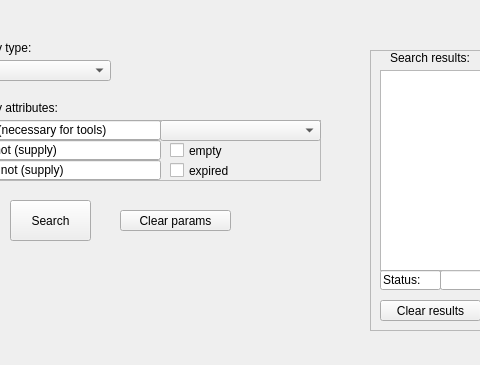
The window that pages_ui/search.ui (IncandelaLab/SharedUI) describes before a commit, drawn with Qt 5; both pictures show x 100 to 580 and y 340 to 705 of the 1097 by 705 pixel window.
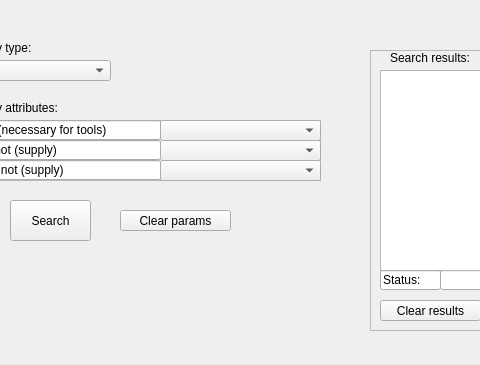
The same window after the commit.

Commit message: Fix tool/supply search criteria

What changed in the file:
```diff
--- a/pages_ui/search.ui
+++ b/pages_ui/search.ui
@@ -849,22 +849,6 @@
    <property name="frameShadow">
     <enum>QFrame::Raised</enum>
    </property>
-   <widget class="QCheckBox" name="ckEmpty">
-    <property name="enabled">
-     <bool>true</bool>
-    </property>
-    <property name="geometry">
-     <rect>
-      <x>230</x>
-      <y>20</y>
-      <width>71</width>
-      <height>21</height>
-     </rect>
-    </property>
-    <property name="text">
-     <string>empty</string>
-    </property>
-   </widget>
    <widget class="QComboBox" name="cbInstitutionTool">
     <property name="geometry">
      <rect>
@@ -991,21 +975,61 @@
      <bool>true</bool>
     </property>
    </widget>
-   <widget class="QCheckBox" name="ckExpired">
-    <property name="enabled">
-     <bool>true</bool>
+   <widget class="QComboBox" name="cbEmpty">
+    <property name="geometry">
+     <rect>
+      <x>220</x>
+      <y>20</y>
+      <width>161</width>
+      <height>21</height>
+     </rect>
     </property>
+    <property name="currentIndex">
+     <number>0</number>
+    </property>
+    <item>
+     <property name="text">
+      <string/>
+     </property>
+    </item>
+    <item>
+     <property name="text">
+      <string>not empty</string>
+     </property>
+    </item>
+    <item>
+     <property name="text">
+      <string>empty</string>
+     </property>
+    </item>
+   </widget>
+   <widget class="QComboBox" name="cbExpired">
     <property name="geometry">
      <rect>
-      <x>230</x>
+      <x>220</x>
       <y>40</y>
-      <width>71</width>
+      <width>161</width>
       <height>21</height>
      </rect>
     </property>
-    <property name="text">
-     <string>expired</string>
+    <property name="currentIndex">
+     <number>0</number>
     </property>
+    <item>
+     <property name="text">
+      <string/>
+     </property>
+    </item>
+    <item>
+     <property name="text">
+      <string>not expired</string>
+     </property>
+    </item>
+    <item>
+     <property name="text">
+      <string>expired</string>
+     </property>
+    </item>
    </widget>
   </widget>
   <widget class="QPushButton" name="pbSearch_2">
```
Left out of the diff: 2 changed lines with no effect on the pictures. The commit also changes 4 other files.
